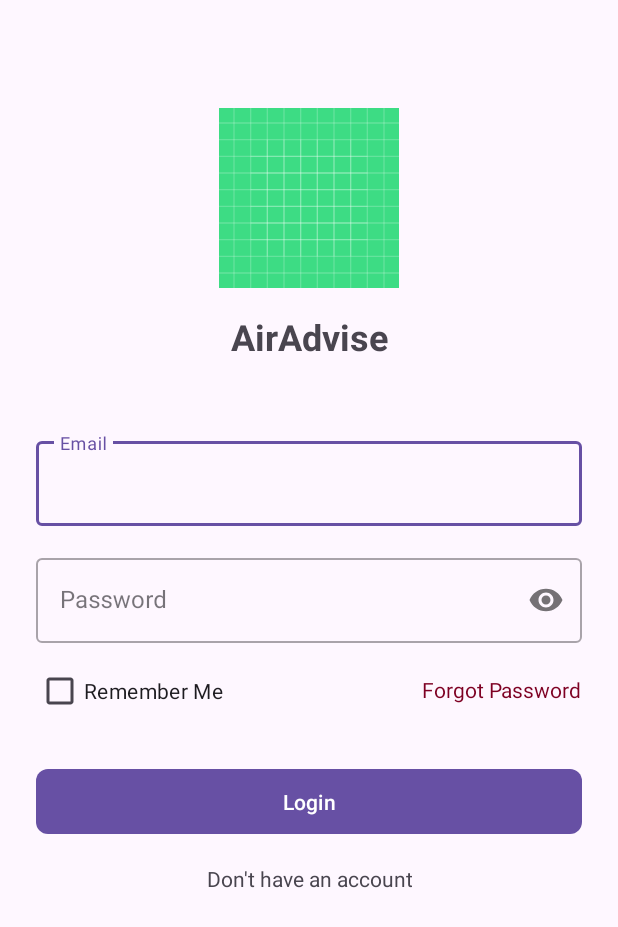
After one commit to Punvireakroth/AirAdvise, an Android app: the layout activity_login.xml on its own in the app's theme, with its tools: preview values and no code run, on a phone screen of 412 x 824 dp. The commit adds this screen. Shown: the top 927 px of the screen. Run offline under Robolectric (Android 15) with nearby library versions, the phone set to English and light mode, and no system bars.

Commit message:
👮 feature/login

```diff
--- a/app/src/main/java/com/example/airadvise/api/ApiClient.kt
+++ b/app/src/main/java/com/example/airadvise/api/ApiClient.kt
@@ -1,6 +1,7 @@
 package com.example.airadvise.api
 
 import android.content.Context
+import com.example.airadvise.utils.SessionManager
 import okhttp3.Interceptor
 import okhttp3.OkHttpClient
 import okhttp3.logging.HttpLoggingInterceptor
--- a/app/src/main/java/com/example/airadvise/utils/ApiResponseHandler.kt
+++ b/app/src/main/java/com/example/airadvise/utils/ApiResponseHandler.kt
@@ -1,3 +1,5 @@
+package com.example.airadvise.utils
+
 import retrofit2.Response
 
 sealed class Resource<T>(
--- /dev/null
+++ b/app/src/main/res/layout/activity_login.xml
@@ -0,0 +1,130 @@
+<?xml version="1.0" encoding="utf-8"?>
+<androidx.constraintlayout.widget.ConstraintLayout
+    xmlns:android="http://schemas.android.com/apk/res/android"
+    xmlns:app="http://schemas.android.com/apk/res-auto"
+    android:layout_width="match_parent"
+    android:layout_height="match_parent"
+    android:padding="24dp">
+
+    <!-- App Logo -->
+    <ImageView
+        android:id="@+id/ivLogo"
+        android:layout_width="120dp"
+        android:layout_height="120dp"
+        android:src="@drawable/ic_launcher_background"
+        app:layout_constraintEnd_toEndOf="parent"
+        app:layout_constraintStart_toStartOf="parent"
+        app:layout_constraintTop_toTopOf="parent"
+        android:layout_marginTop="48dp"
+        android:contentDescription="@string/app_logo" />
+
+    <!-- App Name -->
+    <TextView
+        android:id="@+id/tvAppName"
+        android:layout_width="wrap_content"
+        android:layout_height="wrap_content"
+        android:text="@string/app_name"
+        android:textSize="24sp"
+        android:textStyle="bold"
+        android:layout_marginTop="16dp"
+        app:layout_constraintEnd_toEndOf="parent"
+        app:layout_constraintStart_toStartOf="parent"
+        app:layout_constraintTop_toBottomOf="@id/ivLogo" />
+
+    <!-- Email Input -->
+    <com.google.android.material.textfield.TextInputLayout
+        android:id="@+id/tilEmail"
+        style="@style/Widget.MaterialComponents.TextInputLayout.OutlinedBox"
+        android:layout_width="match_parent"
+        android:layout_height="wrap_content"
+        android:layout_marginTop="48dp"
+        android:hint="@string/email"
+        app:layout_constraintEnd_toEndOf="parent"
+        app:layout_constraintStart_toStartOf="parent"
+        app:layout_constraintTop_toBottomOf="@id/tvAppName">
+
+        <com.google.android.material.textfield.TextInputEditText
+            android:id="@+id/etEmail"
+            android:layout_width="match_parent"
+            android:layout_height="wrap_content"
+            android:inputType="textEmailAddress" />
+    </com.google.android.material.textfield.TextInputLayout>
+
+    <!-- Password Input -->
+    <com.google.android.material.textfield.TextInputLayout
+        android:id="@+id/tilPassword"
+        style="@style/Widget.MaterialComponents.TextInputLayout.OutlinedBox"
+        android:layout_width="match_parent"
+        android:layout_height="wrap_content"
+        android:layout_marginTop="16dp"
+        android:hint="@string/password"
+        app:layout_constraintEnd_toEndOf="parent"
+        app:layout_constraintStart_toStartOf="parent"
+        app:layout_constraintTop_toBottomOf="@id/tilEmail"
+        app:passwordToggleEnabled="true">
+
+        <com.google.android.material.textfield.TextInputEditText
+            android:id="@+id/etPassword"
+            android:layout_width="match_parent"
+            android:layout_height="wrap_content"
+            android:inputType="textPassword" />
+    </com.google.android.material.textfield.TextInputLayout>
+
+    <!-- Remember Me Checkbox -->
+    <CheckBox
+        android:id="@+id/cbRememberMe"
+        android:layout_width="wrap_content"
+        android:layout_height="wrap_content"
+        android:text="@string/remember_me"
+        android:layout_marginTop="8dp"
+        app:layout_constraintStart_toStartOf="parent"
+        app:layout_constraintTop_toBottomOf="@id/tilPassword" />
+
+    <!-- Forgot Password Link -->
+    <TextView
+        android:id="@+id/tvForgotPassword"
+        android:layout_width="wrap_content"
+        android:layout_height="wrap_content"
+        android:layout_marginTop="21dp"
+        android:text="@string/forgot_password"
+        android:textColor="@color/colorPrimary"
+        app:layout_constraintEnd_toEndOf="parent"
+        app:layout_constraintTop_toBottomOf="@id/tilPassword" />
+
+    <!-- Login Button -->
+    <com.google.android.material.button.MaterialButton
+        android:id="@+id/btnLogin"
+        android:layout_width="match_parent"
+        android:layout_height="wrap_content"
+        android:layout_marginTop="24dp"
+        android:padding="12dp"
+        android:text="@string/login"
+        app:cornerRadius="8dp"
+        app:layout_constraintEnd_toEndOf="parent"
+        app:layout_constraintStart_toStartOf="parent"
+        app:layout_constraintTop_toBottomOf="@id/cbRememberMe" />
+
+    <!-- Register Link -->
+    <TextView
+        android:id="@+id/tvRegister"
+        android:layout_width="wrap_content"
+        android:layout_height="wrap_content"
+        android:text="@string/dont_have_account"
+        android:textAlignment="center"
+        android:layout_marginTop="16dp"
+        app:layout_constraintEnd_toEndOf="parent"
+        app:layout_constraintStart_toStartOf="parent"
+        app:layout_constraintTop_toBottomOf="@id/btnLogin" />
+
+    <!-- Progress Bar -->
+    <ProgressBar
+        android:id="@+id/progressBar"
+        android:layout_width="wrap_content"
+        android:layout_height="wrap_content"
+        android:visibility="gone"
+        app:layout_constraintBottom_toBottomOf="parent"
+        app:layout_constraintEnd_toEndOf="parent"
+        app:layout_constraintStart_toStartOf="parent"
+        app:layout_constraintTop_toTopOf="parent" />
+
+</androidx.constraintlayout.widget.ConstraintLayout>
--- a/app/src/main/res/values/colors.xml
+++ b/app/src/main/res/values/colors.xml
@@ -10,4 +10,8 @@
     <color name="aqi_unhealthy">#FF0000</color>
     <color name="aqi_very_unhealthy">#8F3F97</color>
     <color name="aqi_hazardous">#7E0023</color>
+
+    // App colours
+    <color name="colorPrimary">#7E0023</color>
+
 </resources>
--- a/app/src/main/res/values/strings.xml
+++ b/app/src/main/res/values/strings.xml
@@ -1,3 +1,22 @@
 <resources>
     <string name="app_name">AirAdvise</string>
+
+    <string name="password">Password</string>
+    <string name="email">Email</string>
+    <string name="remember_me">Remember Me</string>
+    <string name="forgot_password">Forgot Password</string>
+    <string name="login">Login</string>
+    <string name="dont_have_account">Don\'t have an account</string>
+    <string name="app_logo">Air Advise Logo</string>
+    <string name="feature_coming_soon">Coming soon</string>
+    <string name="email_required">Email is required</string>
+    <string name="password_required">Password is required</string>
+    <string name="invalid_email">Email is invalid</string>
+    <string name="invalid_password">Password is invalid</string>
+
+    <string name="invalid_credentials">Your input is invalid</string>
+    <string name="network_error">You have network error</string>
+    <string name="login_failed">Your login attempt has been failed, try again later</string>
+
+
 </resources>
```
Also changed, not shown: app/src/main/java/com/example/airadvise/activities/LoginActivity.kt (added, +133 -0 lines), app/src/main/java/com/example/airadvise/activities/RegisterActivity.kt (added, +12 -0 lines), app/src/main/java/com/example/airadvise/models/request/AuthRequest.kt (+7 -1 lines), app/src/main/java/com/example/airadvise/utils/SessionManager.kt (+47 -0 lines), app/src/main/java/com/example/airadvise/utils/Validator.kt (added, +59 -0 lines).
